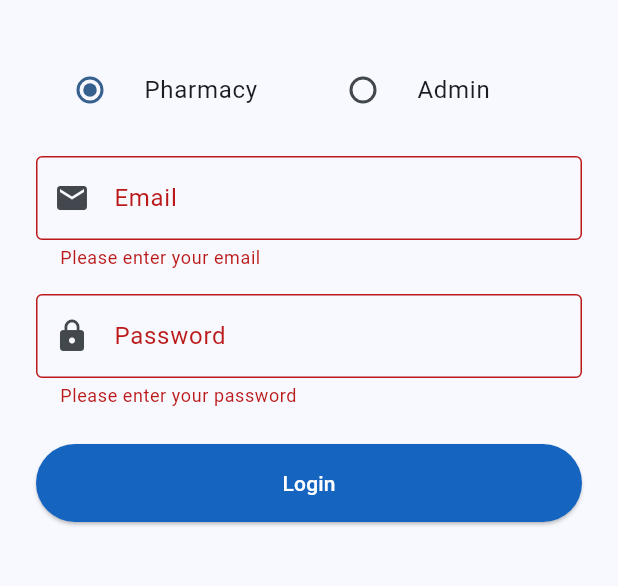
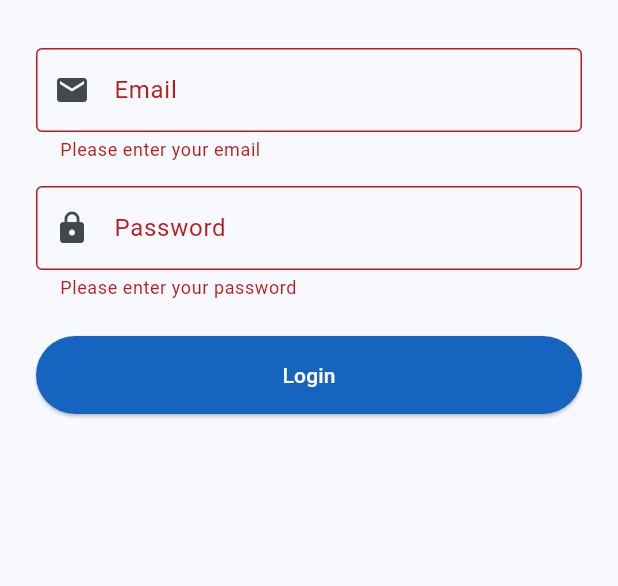
Before and after one commit to MinaLMG/MediSync, a Flutter app: the screen it shows after launch, after a tap on "Login", on a phone screen of 412 x 824 dp, the part 357-943 px from its top. Run offline on Flutter 3.47's test engine with Material 3 defaults, Android fonts, the phone set to English and light mode, and no system bars; our stand-ins replace shared_preferences.

Commit message:
Add admin dashboard screen and update login flow
Introduces a new AdminDashboardScreen with a grid menu for admin actions. Updates the login screen to navigate to the new admin dashboard upon successful admin login and removes the user type selection UI, relying on backend role for redirection.

```diff
--- a/frontend/lib/screens/login_screen.dart
+++ b/frontend/lib/screens/login_screen.dart
@@ -2,6 +2,7 @@ import 'package:flutter/material.dart';
 import 'package:provider/provider.dart';
 import '../providers/auth_provider.dart';
 import 'dashboard_screen.dart';
+import 'admin_dashboard_screen.dart';
 
 class LoginScreen extends StatefulWidget {
   const LoginScreen({super.key});
@@ -14,11 +15,6 @@ class _LoginScreenState extends State<LoginScreen> {
   final _formKey = GlobalKey<FormState>();
   final _emailController = TextEditingController();
   final _passwordController = TextEditingController();
-
-  // Note: Selection is now primarily for UI feedback or registration later,
-  // as login role comes from backend. However, user might want to filter login?
-  // For now we will keep it but rely on backend role for redirection.
-  String _userType = 'manager';
 
   @override
   void dispose() {
@@ -44,10 +40,7 @@ class _LoginScreenState extends State<LoginScreen> {
           Navigator.pushReplacement(
             context,
             MaterialPageRoute(
-              builder: (context) => Scaffold(
-                appBar: AppBar(title: Text('Admin Dashboard')),
-                body: Center(child: Text('Admin View')),
-              ),
+              builder: (context) => const AdminDashboardScreen(),
             ),
           );
         } else {
@@ -101,37 +94,6 @@ class _LoginScreenState extends State<LoginScreen> {
                     textAlign: TextAlign.center,
                   ),
                   const SizedBox(height: 32),
-
-                  // User Type Selection (Visual only for login as backend determines role)
-                  Row(
-                    children: [
-                      Expanded(
-                        child: RadioListTile<String>(
-                          title: const Text('Pharmacy'),
-                          value: 'manager',
-                          groupValue: _userType,
-                          onChanged: (value) {
-                            setState(() {
-                              _userType = value!;
-                            });
-                          },
-                        ),
-                      ),
-                      Expanded(
-                        child: RadioListTile<String>(
-                          title: const Text('Admin'),
-                          value: 'admin',
-                          groupValue: _userType,
-                          onChanged: (value) {
-                            setState(() {
-                              _userType = value!;
-                            });
-                          },
-                        ),
-                      ),
-                    ],
-                  ),
-                  const SizedBox(height: 16),
 
                   // Email/Phone Input
                   TextFormField(
```
Also changed, not shown: frontend/lib/screens/admin_dashboard_screen.dart (added, +148 -0 lines).
